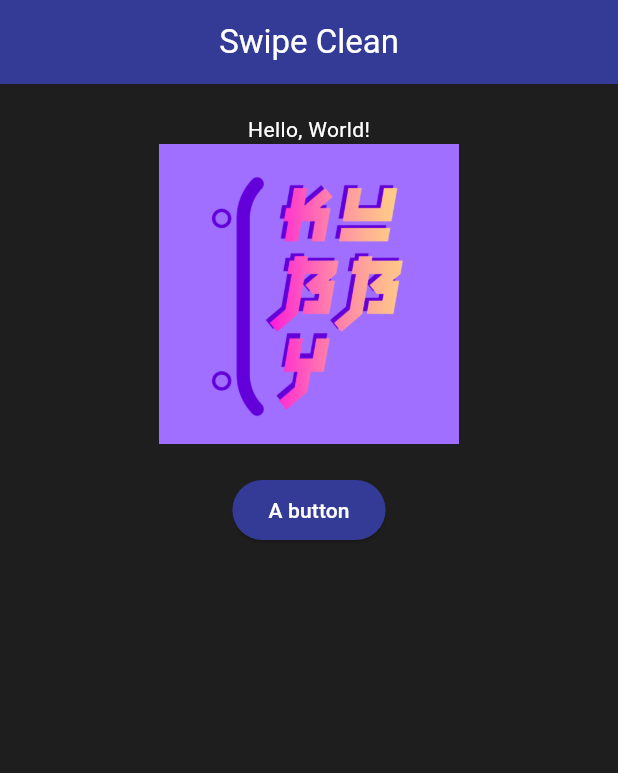
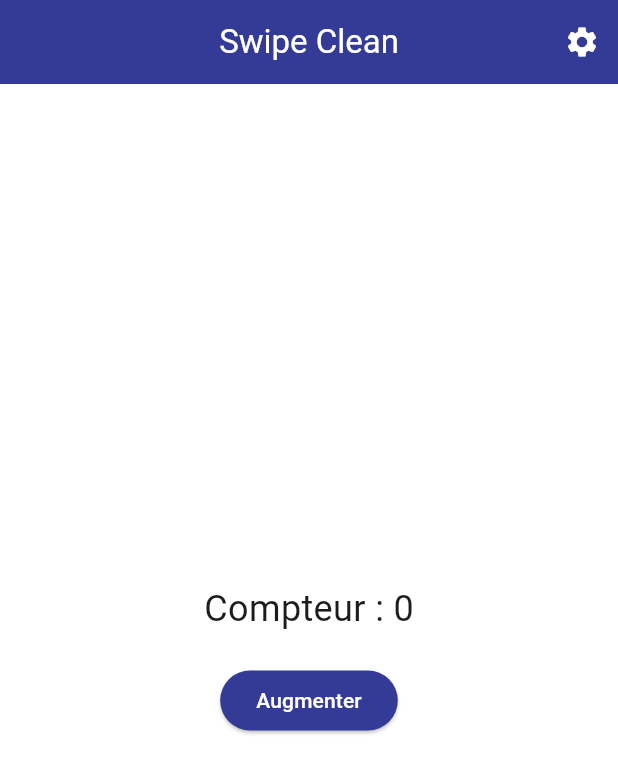
Before and after one commit to nathan-real/Swipe-Clean, a Flutter app: the screen it shows after launch, on a phone screen of 412 x 824 dp. Shown: the top 773 px of the screen. Run offline on Flutter 3.47's test engine with Material 3 defaults, Android fonts, the phone set to English and light mode, and no system bars.

Commit message:
Implémentation du mode sombre avec une page settings. J'ai implémenteé le compteur que propose la documentation aussi pour essayer.

```diff
--- /dev/null
+++ b/lib/app_colors.dart
@@ -0,0 +1,7 @@
+import 'package:flutter/material.dart';
+
+class AppColors {
+  static const Color main = Color.fromARGB(255, 51, 59, 150);
+  static const Color backgroundDark = Color.fromARGB(255, 30, 30, 30);
+  static const Color textWhite = Colors.white;
+}
--- a/lib/main.dart
+++ b/lib/main.dart
@@ -1,58 +1,51 @@
 import 'package:flutter/material.dart';
-import 'package:flutter_card_swiper/flutter_card_swiper.dart';
+import 'pages/home_page.dart';
+import 'app_colors.dart';
 
-void main() => runApp(const MyApp());
+// Variable global pour le thème
+final ValueNotifier<ThemeMode> themeNotifier = ValueNotifier(ThemeMode.system);
+
+void main() {
+  runApp(const MyApp());
+}
 
 class MyApp extends StatelessWidget {
   const MyApp({super.key});
 
   @override
   Widget build(BuildContext context) {
-    return MaterialApp(
-      home: Scaffold(
-        backgroundColor: Color.fromARGB(255, 30, 30, 30),
-        appBar: AppBar(
-          title: const Text('Swipe Clean'),
-          centerTitle: true,
-          foregroundColor: Color.fromARGB(255, 255, 255, 255),
-          backgroundColor: const Color.fromARGB(255, 51, 59, 150),
-        ),
-        body: Center(
-          child: Builder(
-            builder: (context) {
-              return Column(
-                children: [
-                  const SizedBox(height: 20),
+    // On écoute ThemeMode
+    return ValueListenableBuilder<ThemeMode>(
+      valueListenable: themeNotifier,
+      builder: (context, currentMode, child) {
+        return MaterialApp(
+          title: 'Swipe Clean',
 
-                  const Text(
-                    'Hello, World!',
-                    style: TextStyle(color: Color.fromARGB(255, 255, 255, 255)),
-                  ),
-                  Image.asset(
-                    'assets/images/Kubby_Skate.png',
-                    width: 200,
-                    height: 200,
-                    fit: BoxFit.cover,
-                  ),
-                  const SizedBox(height: 20),
+          themeMode: currentMode,
+          // Paramètres pour le thème clair
+          theme: ThemeData(
+            brightness: Brightness.light,
+            scaffoldBackgroundColor: AppColors.textWhite,
+            primaryColor: AppColors.main,
+            appBarTheme: const AppBarTheme(
+              backgroundColor: AppColors.main,
+              foregroundColor: AppColors.textWhite,
+            ),
+          ),
 
-                  ElevatedButton(
-                    style: ElevatedButton.styleFrom(
-                      backgroundColor: const Color.fromARGB(255, 51, 59, 150),
-                      foregroundColor: Colors.white,
-                      overlayColor: const Color.fromARGB(255, 255, 255, 255),
-                    ),
-                    onPressed: () {
-                      print('Click!');
-                    },
-                    child: const Text('A button'),
-                  ),
-                ],
-              );
-            },
+          // Paramètres pour le thème dark
+          darkTheme: ThemeData(
+            brightness: Brightness.dark,
+            scaffoldBackgroundColor: AppColors.backgroundDark,
+            appBarTheme: const AppBarTheme(
+              backgroundColor: AppColors.main,
+              foregroundColor: AppColors.textWhite,
+            ),
           ),
-        ),
-      ),
+
+          home: const HomePage(),
+        );
+      },
     );
   }
 }
--- /dev/null
+++ b/lib/pages/home_page.dart
@@ -0,0 +1,59 @@
+import 'package:flutter/material.dart';
+import 'settings_page.dart';
+
+class HomePage extends StatefulWidget {
+  const HomePage({super.key});
+
+  @override
+  State<HomePage> createState() => _HomePageState();
+}
+
+class _HomePageState extends State<HomePage> {
+  // Data
+  int count = 0;
+
+  //Méthodes
+  void incrementer() {
+    setState(() {
+      count++;
+    });
+  }
+
+  @override
+  Widget build(BuildContext context) {
+    return Scaffold(
+      appBar: AppBar(
+        title: const Text('Swipe Clean'),
+        centerTitle: true,
+        actions: [
+          // Bouton vers Settings
+          IconButton(
+            icon: const Icon(Icons.settings),
+            onPressed: () {
+              Navigator.of(context).push(
+                MaterialPageRoute(builder: (context) => const SettingsPage()),
+              );
+            },
+          ),
+        ],
+      ),
+      body: Center(
+        child: Column(
+          mainAxisAlignment: MainAxisAlignment.center,
+          children: [
+            Text('Compteur : $count', style: const TextStyle(fontSize: 24)),
+            const SizedBox(height: 20),
+            ElevatedButton(
+              onPressed: incrementer,
+              style: ElevatedButton.styleFrom(
+                backgroundColor: const Color.fromARGB(255, 51, 59, 150),
+                foregroundColor: Colors.white,
+              ),
+              child: const Text("Augmenter"),
+            ),
+          ],
+        ),
+      ),
+    );
+  }
+}
--- /dev/null
+++ b/lib/pages/sort_page.dart
@@ -0,0 +1 @@
+import 'package:flutter/material.dart';
```
Also changed, not shown: lib/pages/settings_page.dart (added, +46 -0 lines).
